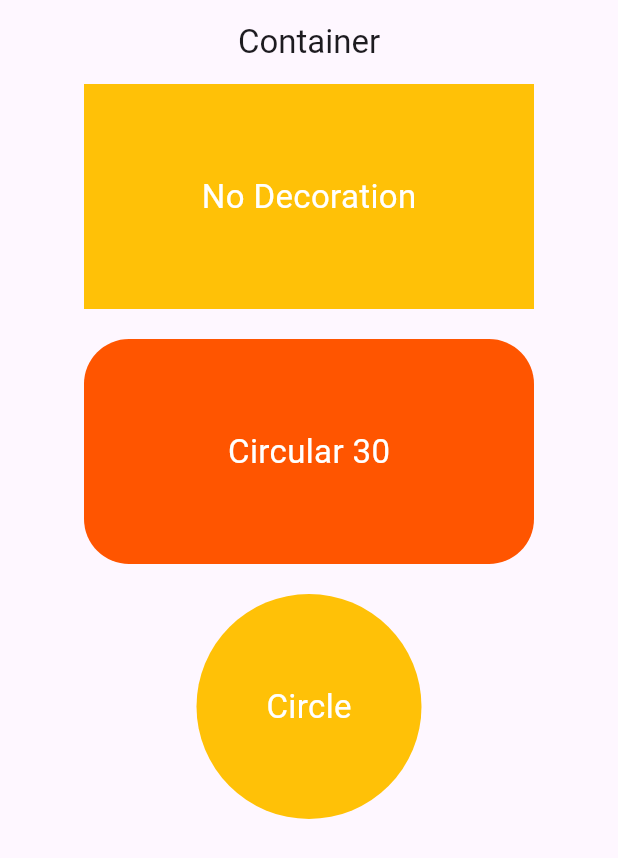
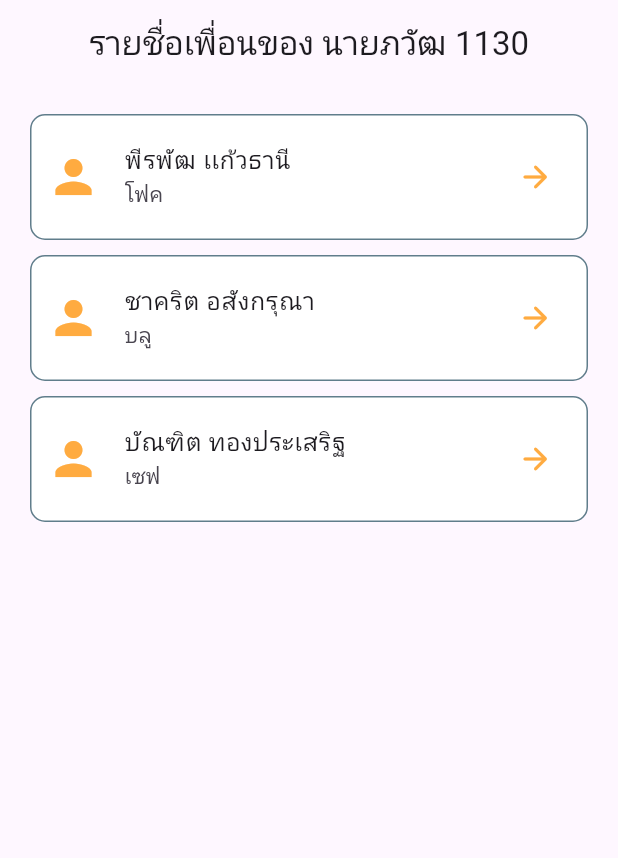
Before and after one commit to pawataven/flutter_sample, a Flutter app: the screen it shows after launch, on a phone screen of 412 x 824 dp. Shown: the top 858 px of the screen. Run offline on Flutter 3.47's test engine with Material 3 defaults, Android fonts, the phone set to English and light mode, and no system bars.

Commit message:
ียกฟะำ

```diff
--- /dev/null
+++ b/lib/listViewWork.dart
@@ -0,0 +1,105 @@
+import 'package:flutter/material.dart';
+
+class MylistViewWork extends StatelessWidget {
+  const MylistViewWork({super.key});
+
+  @override
+  Widget build(BuildContext context) => Scaffold(
+        appBar: AppBar(
+          title: const Text('รายชื่อเพื่อนของ นายภวัฒ 1130'),
+          centerTitle: true,
+        ),
+        body: ListView(
+          scrollDirection: Axis.vertical,
+          padding: const EdgeInsets.all(20),
+          children: buildListTiles(context),
+        ),
+      );
+
+  List<Widget> buildListTiles(BuildContext context) {
+    var friends = [
+      {
+        'name': 'พีรพัฒ เเก้วธานี',
+        'nickname': 'โฟค',
+        'height': '175 ซม.',
+        'weight': '65 กก.',
+        'hobby': 'เดินป่า ล่าคนป่า กับ ภวัฒ',
+      },
+      {
+        'name': 'ชาคริต อสังกรุณา',
+        'nickname': 'บลู',
+        'height': '180 ซม.',
+        'weight': '70 กก.',
+        'hobby': 'เล่นเกม TFT , MARVEL',
+      },
+      {
+        'name': 'บัณฑิต ทองประเสริฐ',
+        'nickname': 'เซฟ',
+        'height': '168 ซม.',
+        'weight': '60 กก.',
+        'hobby': 'กินเเล้วนอน, ทำการบ้านคณิต',
+      },
+    ];
+
+    var leadingicons = [Icons.person, Icons.person, Icons.person];
+
+    var list = <Widget>[];
+
+    for (int i = 0; i < friends.length; i++) {
+      list.add(
+        ListTile(
+          leading: Icon(
+            leadingicons[i],
+            size: 36,
+          ),
+          title: Text(friends[i]['name']!),
+          subtitle: Text(friends[i]['nickname']!),
+          iconColor: Colors.orangeAccent,
+          contentPadding: const EdgeInsets.symmetric(
+            horizontal: 10,
+            vertical: 5,
+          ),
+          trailing: IconButton(
+            icon: const Icon(Icons.arrow_forward_rounded),
+            onPressed: () => _showinfoFriends(context, friends[i]),
+          ),
+          tileColor: const Color.fromARGB(255, 255, 255, 255),
+          shape: RoundedRectangleBorder(
+              side: const BorderSide(
+                width: 1,
+                color: Colors.blueGrey,
+              ),
+              borderRadius: BorderRadius.circular(10)),
+        ),
+      );
+      list.add(const SizedBox(
+        height: 10,
+      ));
+    }
+    return list;
+  }
+
+  void _showinfoFriends(BuildContext context, Map<String, String> friend) {
+    showDialog(
+      context: context,
+      builder: (context) => AlertDialog(
+        title: Text(friend['name']!,textAlign: TextAlign.center,),
+        content: Column(
+          mainAxisSize: MainAxisSize.min,
+          crossAxisAlignment: CrossAxisAlignment.center,
+          children: [
+            Text('ส่วนสูง: ${friend['height']}'),
+            Text('น้ำหนัก: ${friend['weight']}'),
+            Text('สิ่งที่ชอบ: ${friend['hobby']}'),
+          ],
+        ),
+        actions: [
+          TextButton(
+            onPressed: () => Navigator.pop(context),
+            child: const Text('ปิดหน่าต่างป็อปอัพ'),
+          ),
+        ],
+      ),
+    );
+  }
+}
```
Also changed, not shown: lib/main.dart (+5 -7 lines), lib/mylistview.dart (+42 -36 lines).
